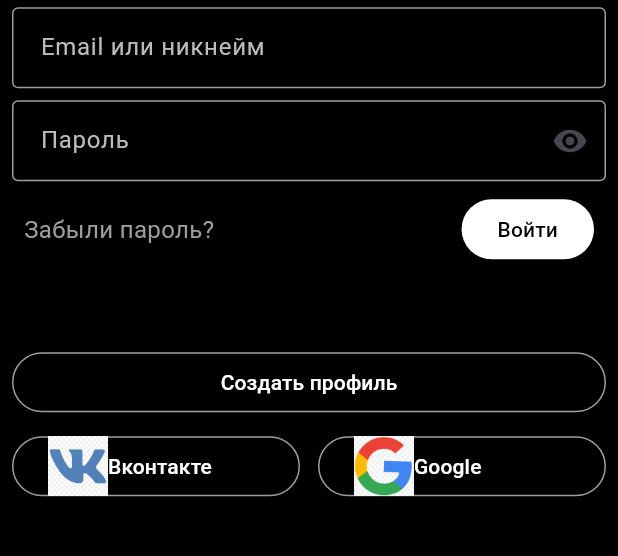
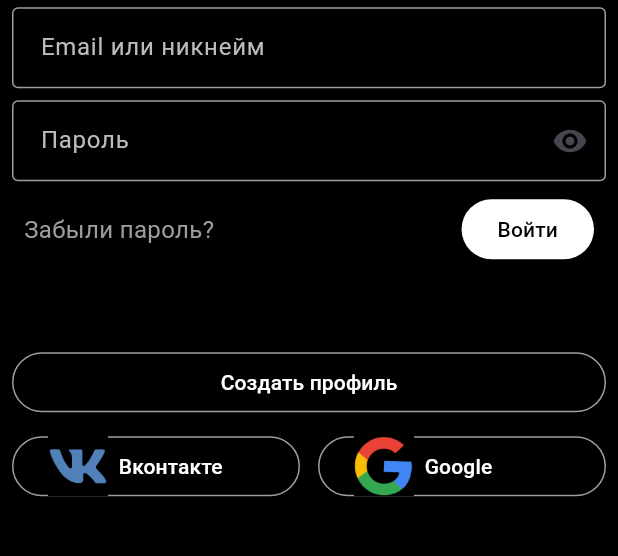
Before and after one commit to ttsukuyomi3auka/auth_app, a Flutter app: the screen it shows after launch, on a phone screen of 412 x 824 dp, the part 508-1064 px from its top. Run offline on Flutter 3.47's test engine with Material 2 defaults, Android fonts, the phone set to English and light mode, and no system bars; missing offline and left inert: dart:html.

```diff
--- a/lib/widget/auth/auth_widget.dart
+++ b/lib/widget/auth/auth_widget.dart
@@ -18,7 +18,11 @@ class AuthWiget extends StatelessWidget {
                   mainAxisAlignment: MainAxisAlignment.center,
                   // ignore: prefer_const_literals_to_create_immutables
                   children: [
-                    Image.asset("images/logo.png",width: 100, height: 150,),
+                    Image.asset(
+                      "images/logo.png",
+                      width: 100,
+                      height: 150,
+                    ),
                     const Text('Anixart',
                         style: TextStyle(fontSize: 24, color: Colors.white)),
                     const SizedBox(height: 5),
@@ -102,12 +106,13 @@ class AuthWiget extends StatelessWidget {
                                 onPressed: () {},
                                 style: ElevatedButton.styleFrom(
                                     backgroundColor: Colors.black,
+                                    foregroundColor: Colors.black,
                                     side: BorderSide(color: Colors.grey)),
                                 child: Row(
                                   children: [
                                     Image.asset('images/vk.png'),
                                     Text(
-                                      "Вконтакте",
+                                      "  Вконтакте",
                                       style: TextStyle(color: Colors.white),
                                     ),
                                   ],
@@ -123,12 +128,13 @@ class AuthWiget extends StatelessWidget {
                                 onPressed: () {},
                                 style: ElevatedButton.styleFrom(
                                     backgroundColor: Colors.black,
+                                    foregroundColor: Colors.black,
                                     side: BorderSide(color: Colors.grey)),
                                 child: Row(
                                   children: [
                                     Image.asset('images/google.png'),
                                     Text(
-                                      "Google",
+                                      "  Google",
                                       style: TextStyle(color: Colors.white),
                                     ),
                                   ],
```
Also changed, not shown: images/google.png, images/vk.png.
